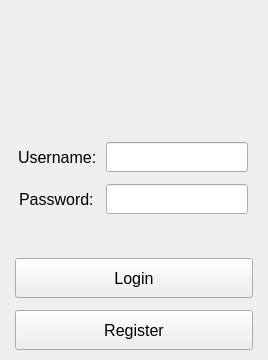
nwestbury/VaporChat, file VaporChat/loginwindow.ui: the form before one commit.
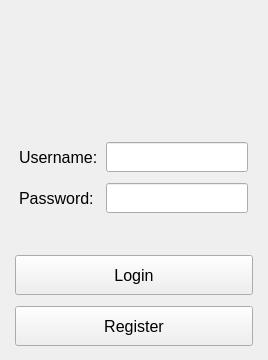
The form after the commit.

The edit to the form file:
```diff
--- a/VaporChat/loginwindow.ui
+++ b/VaporChat/loginwindow.ui
@@ -26,6 +26,9 @@
    <string>Login</string>
   </property>
   <layout class="QVBoxLayout" name="verticalLayout">
+   <property name="spacing">
+    <number>4</number>
+   </property>
    <property name="leftMargin">
     <number>15</number>
    </property>
@@ -36,7 +39,7 @@
     <number>15</number>
    </property>
    <property name="bottomMargin">
-    <number>0</number>
+    <number>4</number>
    </property>
    <item>
     <layout class="QHBoxLayout" name="horizontalLayout_3">
```
